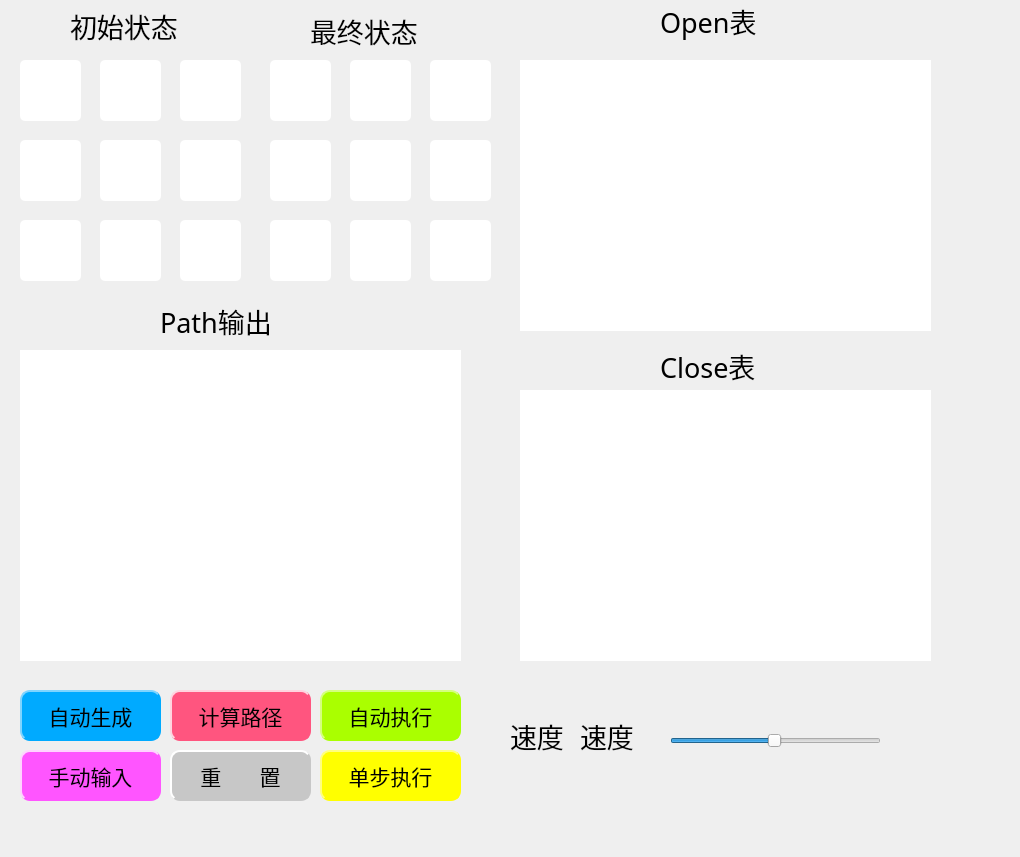
Above: mainwindow.ui from dalao-li/Bashuma before the change. Below: the same form after it.
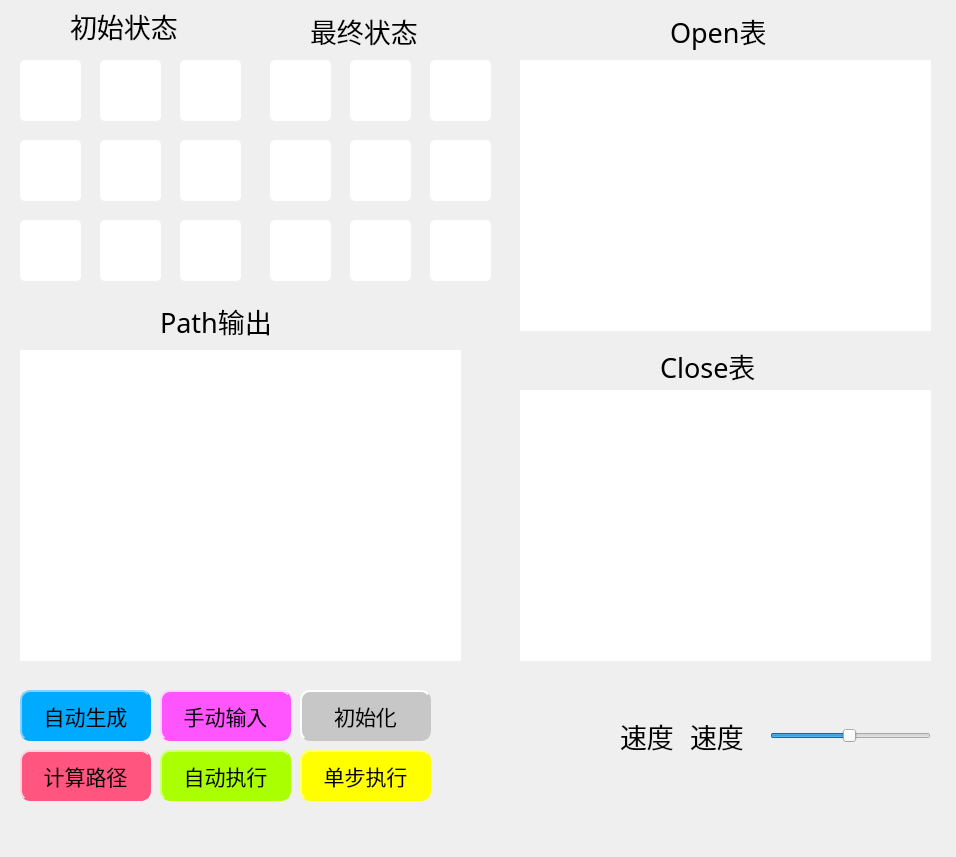
That is the form after the change.

Commit message: 增加了手动输入的功能

Patch:
```diff
--- a/mainwindow.ui
+++ b/mainwindow.ui
@@ -6,7 +6,7 @@
    <rect>
     <x>0</x>
     <y>0</y>
-    <width>1020</width>
+    <width>956</width>
     <height>857</height>
    </rect>
   </property>
@@ -485,8 +485,8 @@
    <widget class="QLabel" name="label_3">
     <property name="geometry">
      <rect>
-      <x>660</x>
-      <y>0</y>
+      <x>670</x>
+      <y>10</y>
       <width>131</width>
       <height>41</height>
      </rect>
@@ -542,9 +542,9 @@
    <widget class="QPushButton" name="autoOuputBtn">
     <property name="geometry">
      <rect>
-      <x>320</x>
-      <y>690</y>
-      <width>141</width>
+      <x>160</x>
+      <y>750</y>
+      <width>131</width>
       <height>51</height>
      </rect>
     </property>
@@ -571,7 +571,7 @@
      <rect>
       <x>20</x>
       <y>690</y>
-      <width>141</width>
+      <width>131</width>
       <height>51</height>
      </rect>
     </property>
@@ -598,9 +598,9 @@
    <widget class="QPushButton" name="clearBtn">
     <property name="geometry">
      <rect>
-      <x>170</x>
-      <y>750</y>
-      <width>141</width>
+      <x>300</x>
+      <y>690</y>
+      <width>131</width>
       <height>51</height>
      </rect>
     </property>
@@ -619,15 +619,15 @@
 border-style: outset;</string>
     </property>
     <property name="text">
-     <string>重       置</string>
+     <string>初始化</string>
     </property>
    </widget>
    <widget class="QPushButton" name="manuOuputBtn">
     <property name="geometry">
      <rect>
-      <x>320</x>
+      <x>300</x>
       <y>750</y>
-      <width>141</width>
+      <width>131</width>
       <height>51</height>
      </rect>
     </property>
@@ -652,10 +652,10 @@
    <widget class="QSlider" name="horizontalSlider">
     <property name="geometry">
      <rect>
-      <x>670</x>
-      <y>710</y>
-      <width>211</width>
-      <height>61</height>
+      <x>770</x>
+      <y>720</y>
+      <width>161</width>
+      <height>31</height>
      </rect>
     </property>
     <property name="font">
@@ -686,9 +686,9 @@
    <widget class="QPushButton" name="findPathBtn">
     <property name="geometry">
      <rect>
-      <x>170</x>
-      <y>690</y>
-      <width>141</width>
+      <x>20</x>
+      <y>750</y>
+      <width>131</width>
       <height>51</height>
      </rect>
     </property>
@@ -713,7 +713,7 @@
    <widget class="QLabel" name="label_7">
     <property name="geometry">
      <rect>
-      <x>580</x>
+      <x>690</x>
       <y>700</y>
       <width>81</width>
       <height>71</height>
@@ -735,7 +735,7 @@
    <widget class="QLabel" name="label_8">
     <property name="geometry">
      <rect>
-      <x>510</x>
+      <x>620</x>
       <y>700</y>
       <width>81</width>
       <height>71</height>
@@ -757,9 +757,9 @@
    <widget class="QPushButton" name="manuInputBtn">
     <property name="geometry">
      <rect>
-      <x>20</x>
-      <y>750</y>
-      <width>141</width>
+      <x>160</x>
+      <y>690</y>
+      <width>131</width>
       <height>51</height>
      </rect>
     </property>
```
The commit also changes 2 other files.
